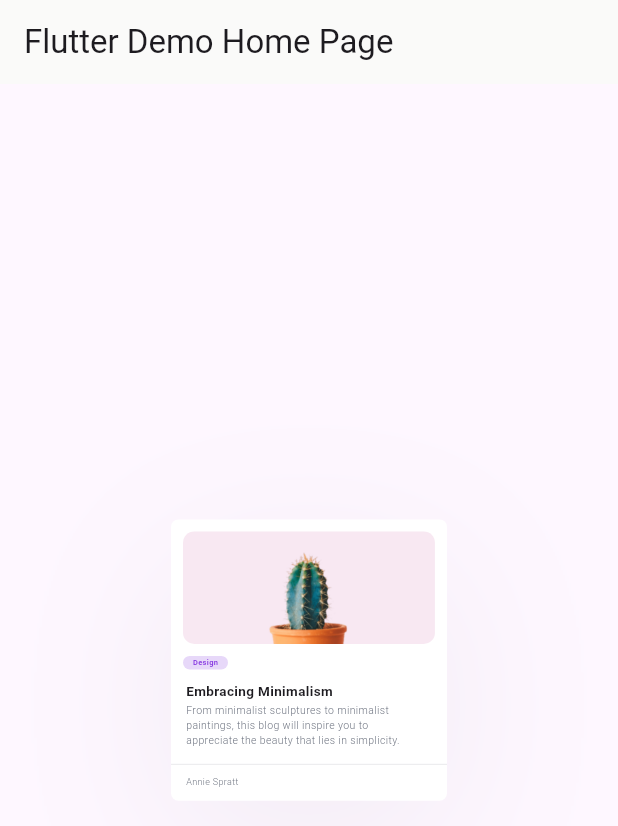
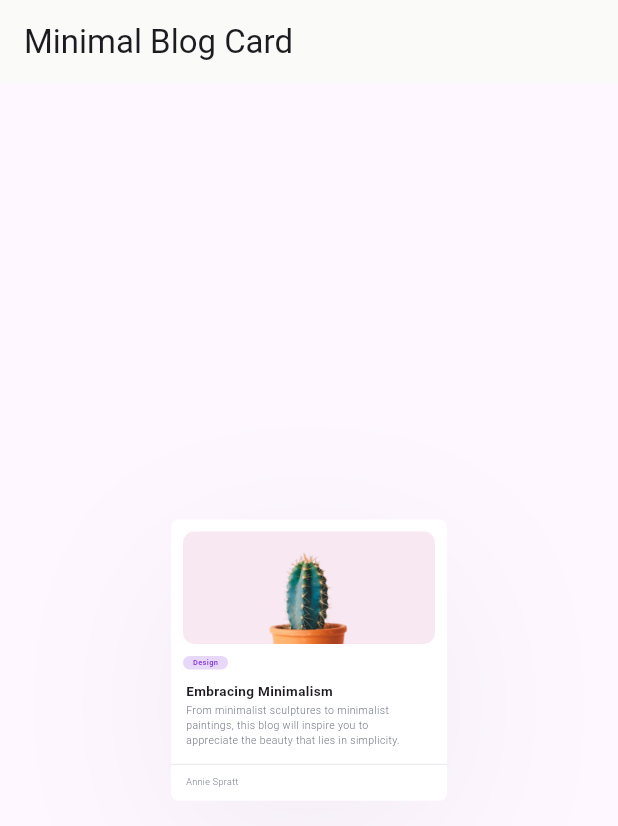
Before and after one commit to DredgenJoss/MinimalBlogCard, a Flutter app: the screen it shows after launch, on a phone screen of 412 x 824 dp. Shown: the top 826 px of the screen. Run offline on Flutter 3.47's test engine with Material 3 defaults, Android fonts, the phone set to English and light mode, and no system bars.

Commit message:
Unnecessary code

```diff
--- a/minimal_blog_card/lib/main.dart
+++ b/minimal_blog_card/lib/main.dart
@@ -17,7 +17,7 @@ class MyApp extends StatelessWidget {
         useMaterial3: true,
       ),
       home: const MyHomePage(
-        title: 'Flutter Demo Home Page',
+        title: 'Minimal Blog Card',
       ),
     );
   }
@@ -56,7 +56,6 @@ class CardWidget extends StatelessWidget {
       child: Expanded(
         flex: 1,
         child: ResponsiveContainerWidget(
-          flex: 0,
           height: 375 * screenRatio,
           width: 368 * screenRatio,
           decoration: BoxDecoration(
@@ -78,7 +77,6 @@ class CardWidget extends StatelessWidget {
             children: [
               // Image
               ResponsiveContainerWidget(
-                flex: 0,
                 height: 150 * screenRatio,
                 margin: EdgeInsets.symmetric(
                   vertical: 16 * screenRatio,
@@ -97,7 +95,6 @@ class CardWidget extends StatelessWidget {
               ),
               // Tag
               ResponsiveContainerWidget(
-                flex: 0,
                 width: 60 * screenRatio,
                 height: 18 * screenRatio,
                 margin: EdgeInsets.symmetric(
@@ -122,7 +119,6 @@ class CardWidget extends StatelessWidget {
               ),
               // Title
               ResponsiveContainerWidget(
-                flex: 0,
                 width: 300 * screenRatio,
                 height: 25 * screenRatio,
                 margin: EdgeInsets.only(
@@ -141,7 +137,6 @@ class CardWidget extends StatelessWidget {
               ),
               // Text
               ResponsiveContainerWidget(
-                flex: 0,
                 margin: EdgeInsets.only(
                   top: 0,
                   bottom: 20 * screenRatio,
@@ -167,7 +162,6 @@ class CardWidget extends StatelessWidget {
               ),
               // Autor
               ResponsiveContainerWidget(
-                flex: 0,
                 height: 15 * screenRatio,
                 margin: EdgeInsets.only(
                   top: 15 * screenRatio,
@@ -200,7 +194,6 @@ class ResponsiveContainerWidget extends StatelessWidget {
     this.decoration = const BoxDecoration(),
     this.width = double.infinity,
     this.height = double.infinity,
-    this.flex = 1,
   }) : super(key: key);
 
   final Widget widget;
@@ -208,22 +201,10 @@ class ResponsiveContainerWidget extends StatelessWidget {
   final Decoration decoration;
   final double width;
   final double height;
-  final int flex;
 
   @override
   Widget build(BuildContext context) {
-    return flex == 1
-        ? Expanded(
-            flex: flex,
-            child: Container(
-              margin: margin,
-              decoration: decoration,
-              width: width,
-              height: height,
-              child: widget,
-            ),
-          )
-        : Container(
+    return Container(
       margin: margin,
       decoration: decoration,
       width: width,
```
Lines whose indentation alone changed are shown as unchanged.
